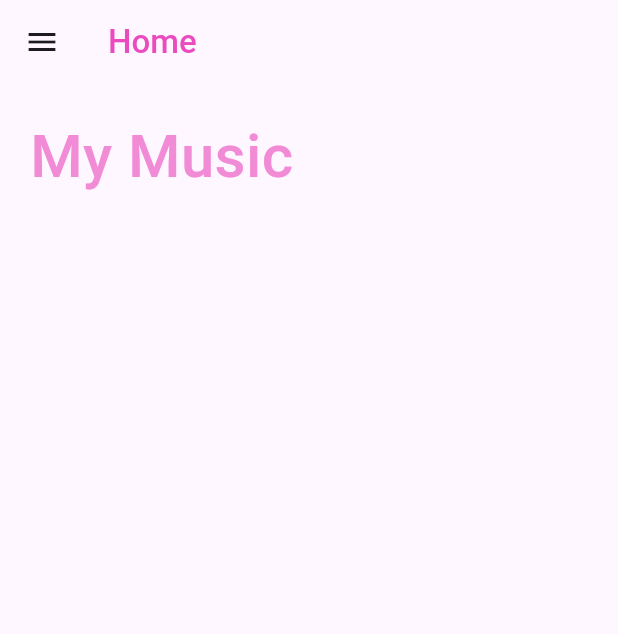
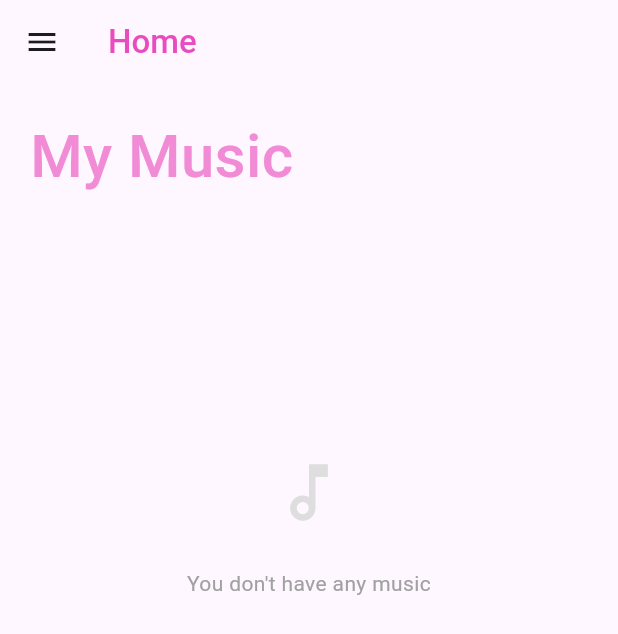
Before and after one commit to ramadhanialfarizi/itunes_video_app, a Flutter app: the HomePage screen opened directly, on a phone screen of 412 x 824 dp. Shown: the top 634 px of the screen. Run offline on Flutter 3.47's test engine with Material 2 defaults, Android fonts, the light colour scheme and no system bars; our stand-ins replace cloud_firestore, dio, email_validator, firebase_auth, firebase_core, video_player; accounts and stored records are empty.

Commit message:
fixing home page screen

```diff
--- a/lib/core/helper/auth_helper.dart
+++ b/lib/core/helper/auth_helper.dart
@@ -1,5 +1,3 @@
-import 'dart:math';
-
 import 'package:itunes_video_app/core/helper/repository.dart';
 import 'package:itunes_video_app/features/authentication/model/user_model.dart';
 import 'package:firebase_auth/firebase_auth.dart';
--- a/lib/features/home/view/find_music_page.dart
+++ b/lib/features/home/view/find_music_page.dart
@@ -1,10 +1,8 @@
-import 'dart:math';
-
 import 'package:flutter/material.dart';
 import 'package:itunes_video_app/core/global_widget/empty_data.dart';
 import 'package:itunes_video_app/core/global_widget/error.dart';
 import 'package:itunes_video_app/core/utils/enum.dart';
-import 'package:itunes_video_app/features/home/view/widget/init_data.dart';
+import 'package:itunes_video_app/features/home/view/widget/init_find_music.dart';
 import 'package:itunes_video_app/features/home/view/widget/music_list.dart';
 import 'package:itunes_video_app/features/home/view_model/find_music_provider.dart';
 import 'package:provider/provider.dart';
@@ -88,7 +86,7 @@
                 Consumer<FindMusicProvider>(
                   builder: (context, findMusicValue, child) {
                     if (findMusicValue.state == ResultState.init) {
-                      return const InitData();
+                      return const InitFindMusic();
                     } else if (findMusicValue.state == ResultState.loading) {
                       return SizedBox(
                         height: MediaQuery.of(context).size.height / 5.3,
--- a/lib/features/home/view/home_page.dart
+++ b/lib/features/home/view/home_page.dart
@@ -1,9 +1,8 @@
 import 'package:cloud_firestore/cloud_firestore.dart';
 import 'package:flutter/material.dart';
-import 'package:itunes_video_app/core/global_widget/empty_data.dart';
 import 'package:itunes_video_app/core/global_widget/error.dart';
 import 'package:itunes_video_app/features/home/model/my_music_model.dart';
-import 'package:itunes_video_app/features/home/view/widget/music_list.dart';
+import 'package:itunes_video_app/features/home/view/widget/my_music_empty.dart';
 import 'package:itunes_video_app/features/home/view_model/my_music_provider.dart';
 import 'package:provider/provider.dart';
 
@@ -66,6 +65,11 @@
                             child: const Center(
                               child: CircularProgressIndicator(),
                             ),
+                          );
+                        } else if (snapshot.data!.docs.isEmpty) {
+                          return const Padding(
+                            padding: EdgeInsets.only(top: 70.0),
+                            child: MyMusicEmpty(),
                           );
                         } else {
                           return ListView.builder(
--- a/lib/features/home/view/widget/init_data.dart
+++ b/lib/features/home/view/widget/init_find_music.dart
@@ -1,7 +1,7 @@
 import 'package:flutter/material.dart';
 
-class InitData extends StatelessWidget {
-  const InitData({super.key});
+class InitFindMusic extends StatelessWidget {
+  const InitFindMusic({super.key});
 
   @override
   Widget build(BuildContext context) {
--- /dev/null
+++ b/lib/features/home/view/widget/my_music_empty.dart
@@ -0,0 +1,33 @@
+import 'package:flutter/material.dart';
+
+class MyMusicEmpty extends StatelessWidget {
+  const MyMusicEmpty({super.key});
+
+  @override
+  Widget build(BuildContext context) {
+    return Container(
+      margin: const EdgeInsets.only(top: 50, left: 25, right: 25),
+      alignment: Alignment.center,
+      child: Column(
+        children: const [
+          Icon(
+            Icons.music_note_outlined,
+            size: 50,
+            color: const Color(0xFFdedede),
+          ),
+          SizedBox(
+            height: 26,
+          ),
+          Text(
+            '''You don't have any music''',
+            style: TextStyle(
+              fontWeight: FontWeight.w400,
+              color: const Color(0xFFa1a1a1),
+            ),
+            textAlign: TextAlign.center,
+          ),
+        ],
+      ),
+    );
+  }
+}
--- a/lib/main.dart
+++ b/lib/main.dart
@@ -1,6 +1,5 @@
 import 'package:firebase_core/firebase_core.dart';
 import 'package:flutter/material.dart';
-import 'package:flutter/services.dart';
 import 'package:itunes_video_app/core/utils/routes.dart';
 import 'package:itunes_video_app/features/authentication/view_model/signin_provider.dart';
 import 'package:itunes_video_app/features/authentication/view_model/signup_provider.dart';
```
